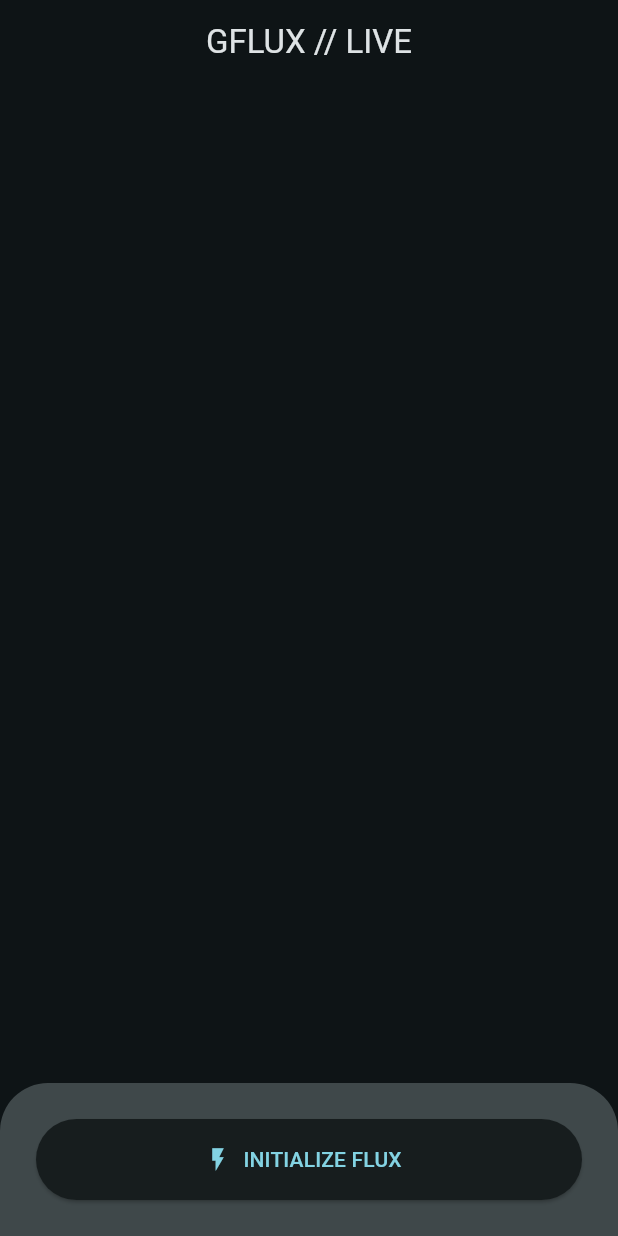
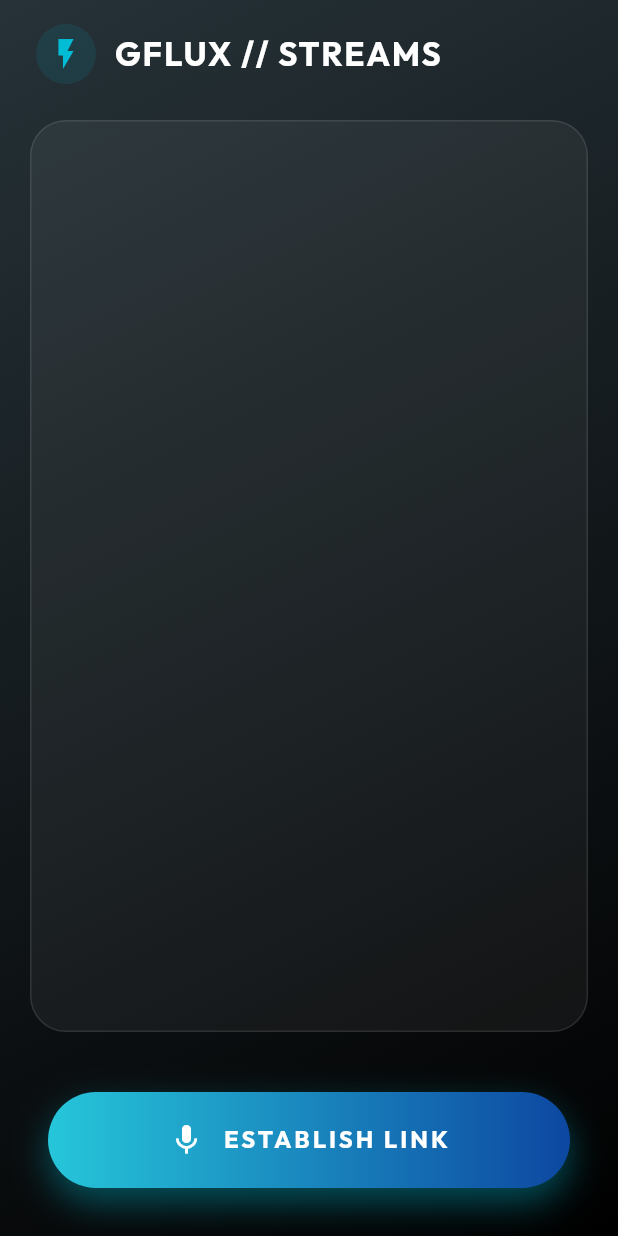
Before and after one commit to yanncarlier/GFlux, a Flutter app: the screen it shows after launch, on a phone screen of 412 x 824 dp. Run offline on Flutter 3.47's test engine with Material 3 defaults, Android fonts, the light colour scheme and no system bars; our stand-ins replace audioplayers, firebase_ai, firebase_core, flutter_spinkit, google_fonts; missing offline and left inert: record; accounts and stored records are empty.

Commit message:
feat: implement clean architecture for GFlux with Gemini Live Voice integration

```diff
--- a/lib/main.dart
+++ b/lib/main.dart
@@ -1,16 +1,22 @@
 import 'package:flutter/material.dart';
 import 'package:firebase_core/firebase_core.dart';
-import 'package:provider/provider.dart'; // Ensure 'provider' is in pubspec.yaml
-import 'core/gflux_client.dart';
+import 'package:provider/provider.dart';
+import 'package:google_fonts/google_fonts.dart';
+import 'controllers/gemini_live_controller.dart';
+import 'views/home_view.dart';
 
 void main() async {
   WidgetsFlutterBinding.ensureInitialized();
-  // Ensure you have added your google-services.json / GoogleService-Info.plist
+
+  // Note: Firebase project configuration must be present in android/ios folders.
+  // E.g., via firebase configure or adding google-services.json manually.
   await Firebase.initializeApp();
 
   runApp(
-    ChangeNotifierProvider(
-      create: (_) => GFluxClient(),
+    MultiProvider(
+      providers: [
+        ChangeNotifierProvider(create: (_) => GeminiLiveController()),
+      ],
       child: const GFluxApp(),
     ),
   );
@@ -22,70 +28,21 @@ class GFluxApp extends StatelessWidget {
   @override
   Widget build(BuildContext context) {
     return MaterialApp(
-      title: 'GFlux Agent',
+      debugShowCheckedModeBanner: false,
+      title: 'GFlux: Gemini Live AI',
+      themeMode: ThemeMode.dark,
       theme: ThemeData(
+        brightness: Brightness.dark,
+        textTheme: GoogleFonts.outfitTextTheme(
+          ThemeData(brightness: Brightness.dark).textTheme,
+        ),
         colorScheme: ColorScheme.fromSeed(
-          seedColor: Colors.cyan,
+          seedColor: Colors.cyanAccent,
           brightness: Brightness.dark
         ),
         useMaterial3: true,
       ),
-      home: const GFluxHomeScreen(),
+      home: const HomeView(),
     );
   }
 }
-
-class GFluxHomeScreen extends StatelessWidget {
-  const GFluxHomeScreen({super.key});
-
-  @override
-  Widget build(BuildContext context) {
-    final gflux = context.watch<GFluxClient>();
-
-    return Scaffold(
-      appBar: AppBar(
-        title: const Text("GFLUX // LIVE"),
-        centerTitle: true,
-      ),
-      body: Column(
-        children: [
-          Expanded(
-            child: ListView.builder(
-              padding: const EdgeInsets.all(16),
-              itemCount: gflux.transcript.length,
-              itemBuilder: (context, i) => Padding(
-                padding: const EdgeInsets.symmetric(vertical: 4),
-                child: Text(gflux.transcript[i]),
-              ),
-            ),
-          ),
-          Container(
-            padding: const EdgeInsets.all(24),
-            decoration: BoxDecoration(
-              color: Theme.of(context).colorScheme.surfaceVariant,
-              borderRadius: const BorderRadius.vertical(top: Radius.circular(32)),
-            ),
-            child: Column(
-              mainAxisSize: MainAxisSize.min,
-              children: [
-                if (gflux.isConnecting)
-                  const CircularProgressIndicator()
-                else if (!gflux.isConnected)
-                  ElevatedButton.icon(
-                    onPressed: () => gflux.startStreaming(),
-                    icon: const Icon(Icons.flash_on),
-                    label: const Text("INITIALIZE FLUX"),
-                    style: ElevatedButton.styleFrom(
-                      minimumSize: const Size(double.infinity, 54),
-                    ),
-                  )
-                else
-                  const Text("GFlux is Active and Listening..."),
-              ],
-            ),
-          ),
-        ],
-      ),
-    );
-  }
-}
--- /dev/null
+++ b/lib/views/home_view.dart
@@ -0,0 +1,241 @@
+import 'package:flutter/material.dart';
+import 'package:provider/provider.dart';
+import 'package:flutter_spinkit/flutter_spinkit.dart';
+import '../controllers/gemini_live_controller.dart';
+
+class HomeView extends StatelessWidget {
+  const HomeView({super.key});
+
+  @override
+  Widget build(BuildContext context) {
+    final controller = context.watch<GeminiLiveController>();
+    final theme = Theme.of(context);
+
+    return Scaffold(
+      backgroundColor: Colors.black,
+      body: Container(
+        decoration: BoxDecoration(
+          gradient: LinearGradient(
+            colors: [
+              Colors.blueGrey.shade900,
+              Colors.black,
+            ],
+            begin: Alignment.topLeft,
+            end: Alignment.bottomRight,
+          )
+        ),
+        child: SafeArea(
+          child: Column(
+            children: [
+              _buildHeader(context),
+              Expanded(child: _buildTranscript(context, controller)),
+              _buildStatusIndicator(context, controller),
+              _buildControls(context, controller),
+            ],
+          ),
+        ),
+      ),
+    );
+  }
+
+  Widget _buildHeader(BuildContext context) {
+    return Padding(
+      padding: const EdgeInsets.symmetric(horizontal: 24, vertical: 16),
+      child: Row(
+        children: [
+          Container(
+            padding: const EdgeInsets.all(8),
+            decoration: BoxDecoration(
+              color: Colors.cyan.withOpacity(0.1),
+              shape: BoxShape.circle,
+            ),
+            child: const Icon(
+              Icons.flash_on,
+              color: Colors.cyan,
+              size: 24,
+            ),
+          ),
+          const SizedBox(width: 12),
+          Text(
+            "GFLUX // STREAMS",
+            style: Theme.of(context).textTheme.titleLarge?.copyWith(
+              color: Colors.white,
+              fontWeight: FontWeight.bold,
+              letterSpacing: 1.2,
+            ),
+          ),
+        ],
+      ),
+    );
+  }
+
+  Widget _buildTranscript(BuildContext context, GeminiLiveController controller) {
+    return Container(
+      margin: const EdgeInsets.symmetric(horizontal: 20, vertical: 8),
+      padding: const EdgeInsets.all(20),
+      decoration: BoxDecoration(
+        color: Colors.white.withOpacity(0.05),
+        borderRadius: BorderRadius.circular(24),
+        border: Border.all(color: Colors.white.withOpacity(0.1)),
+      ),
+      child: ListView.builder(
+        reverse: true,
+        itemCount: controller.transcript.length,
+        itemBuilder: (context, i) {
+          final content = controller.transcript.reversed.toList()[i];
+          final isGemini = content.startsWith("Gemini:");
+
+          return Padding(
+            padding: const EdgeInsets.symmetric(vertical: 8),
+            child: Row(
+              mainAxisAlignment: isGemini ? MainAxisAlignment.start : MainAxisAlignment.end,
+              children: [
+                Flexible(
+                  child: Container(
+                    padding: const EdgeInsets.all(12),
+                    decoration: BoxDecoration(
+                      color: isGemini
+                          ? Colors.cyan.withOpacity(0.1)
+                          : Colors.purple.withOpacity(0.1),
+                      borderRadius: BorderRadius.circular(16),
+                      border: Border.all(
+                        color: isGemini
+                          ? Colors.cyan.withOpacity(0.3)
+                          : Colors.purple.withOpacity(0.3)
+                      ),
+                    ),
+                    child: Text(
+                      content.replaceFirst(RegExp(r'^(Gemini|You|Error|System):\s*'), ''),
+                      style: const TextStyle(color: Colors.white70, fontSize: 16),
+                    ),
+                  ),
+                ),
+              ],
+            ),
+          );
+        },
+      ),
+    );
+  }
+
+  Widget _buildStatusIndicator(BuildContext context, GeminiLiveController controller) {
+    if (controller.state == GeminiState.idle) return const SizedBox.shrink();
+
+    return Padding(
+      padding: const EdgeInsets.symmetric(vertical: 24),
+      child: Column(
+        children: [
+          if (controller.state == GeminiState.connecting)
+            const SpinKitWave(
+              color: Colors.cyan,
+              size: 50.0,
+            )
+          else if (controller.isActive)
+            _buildActiveVisualizer(),
+          const SizedBox(height: 16),
+          Text(
+            controller.state == GeminiState.connecting
+                ? "Connecting to Gemini..."
+                : "Active Listening",
+            style: const TextStyle(color: Colors.cyan, fontWeight: FontWeight.w300),
+          ),
+        ],
+      ),
+    );
+  }
+
+  Widget _buildActiveVisualizer() {
+    return Container(
+      height: 80,
+      width: 200,
+      decoration: BoxDecoration(
+        shape: BoxShape.circle,
+        boxShadow: [
+          BoxShadow(
+            color: Colors.cyan.withOpacity(0.2),
+            blurRadius: 30,
+            spreadRadius: 10,
+          )
+        ],
+      ),
+      child: const SpinKitDoubleBounce(
+        color: Colors.cyanAccent,
+        size: 80.0,
+      ),
+    );
+  }
+
+  Widget _buildControls(BuildContext context, GeminiLiveController controller) {
+    return Padding(
+      padding: const EdgeInsets.all(32),
+      child: Column(
+        mainAxisSize: MainAxisSize.min,
+        children: [
+          if (controller.state == GeminiState.error)
+            Padding(
+              padding: const EdgeInsets.only(bottom: 16),
+              child: Text(
+                controller.errorMessage ?? "Unknown Error",
+                style: const TextStyle(color: Colors.redAccent),
+                textAlign: TextAlign.center,
+              ),
+            ),
+          GestureDetector(
+            onTap: () {
+              if (controller.isActive || controller.state == GeminiState.connecting) {
+                controller.stopSession();
+              } else {
+                controller.startSession();
+              }
+            },
+            child: _buildActionBtn(controller),
+          ),
+        ],
+      ),
+    );
+  }
+
+  Widget _buildActionBtn(GeminiLiveController controller) {
+    final isActive = controller.isActive || controller.state == GeminiState.connecting;
+
+    return Container(
+      width: double.infinity,
+      height: 64,
+      decoration: BoxDecoration(
+        gradient: LinearGradient(
+          colors: isActive
+              ? [Colors.redAccent, Colors.red.shade900]
+              : [Colors.cyan.shade400, Colors.blue.shade900],
+        ),
+        borderRadius: BorderRadius.circular(32),
+        boxShadow: [
+          BoxShadow(
+            color: (isActive ? Colors.red : Colors.cyan).withOpacity(0.4),
+            blurRadius: 20,
+            offset: const Offset(0, 10),
+          ),
+        ],
+      ),
+      alignment: Alignment.center,
+      child: Row(
+        mainAxisAlignment: MainAxisAlignment.center,
+        children: [
+          Icon(
+            isActive ? Icons.stop : Icons.mic,
+            color: Colors.white,
+          ),
+          const SizedBox(width: 12),
+          Text(
+            isActive ? "END INTERACTION" : "ESTABLISH LINK",
+            style: const TextStyle(
+              color: Colors.white,
+              fontWeight: FontWeight.bold,
+              fontSize: 16,
+              letterSpacing: 2,
+            ),
+          ),
+        ],
+      ),
+    );
+  }
+}
```
Also changed, not shown: lib/controllers/gemini_live_controller.dart (added, +156 -0 lines), lib/core/gflux_client.dart (deleted, +0 -87 lines), lib/gflux_config.dart (deleted, +0 -87 lines), pubspec.yaml (+9 -8 lines).
